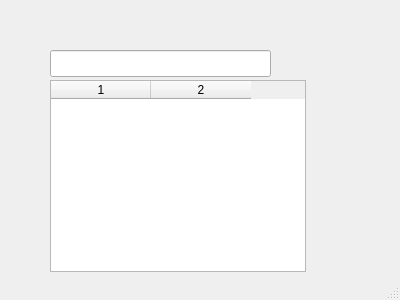
This is qt_ui/results.ui in Laponina/learn_english as Qt 5 draws it before an edit. The edited form follows.
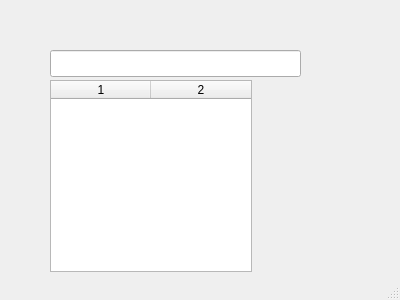
This is the edited form.

Commit message: Все плохо.  Окно с результатами не появляется или появляется и работает не так, ка мне нужно. И что-то непонятное с таблицей.

```diff
--- a/qt_ui/results.ui
+++ b/qt_ui/results.ui
@@ -11,7 +11,7 @@
    </rect>
   </property>
   <property name="sizePolicy">
-   <sizepolicy hsizetype="Minimum" vsizetype="Preferred">
+   <sizepolicy hsizetype="Expanding" vsizetype="Expanding">
     <horstretch>0</horstretch>
     <verstretch>0</verstretch>
    </sizepolicy>
@@ -19,6 +19,9 @@
   <property name="windowTitle">
    <string>Results</string>
   </property>
+  <property name="autoFillBackground">
+   <bool>false</bool>
+  </property>
   <property name="sizeGripEnabled">
    <bool>true</bool>
   </property>
@@ -27,7 +30,7 @@
     <rect>
      <x>50</x>
      <y>50</y>
-     <width>221</width>
+     <width>251</width>
      <height>27</height>
     </rect>
    </property>
@@ -37,10 +40,19 @@
     <rect>
      <x>50</x>
      <y>80</y>
-     <width>256</width>
+     <width>202</width>
      <height>192</height>
     </rect>
    </property>
+   <property name="sizePolicy">
+    <sizepolicy hsizetype="Fixed" vsizetype="Expanding">
+     <horstretch>0</horstretch>
+     <verstretch>0</verstretch>
+    </sizepolicy>
+   </property>
+   <property name="layoutDirection">
+    <enum>Qt::LeftToRight</enum>
+   </property>
    <property name="editTriggers">
     <set>QAbstractItemView::NoEditTriggers</set>
    </property>
```
Left out of the diff: 5 changed lines with no effect on the pictures. The commit also changes 2 other files.
